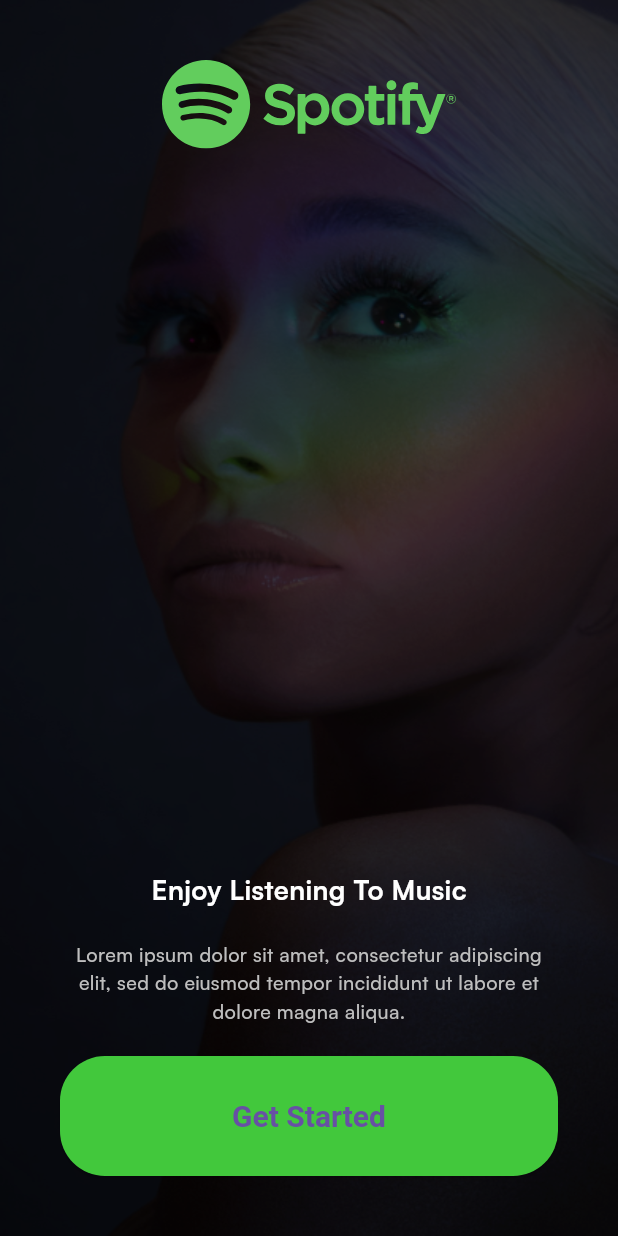
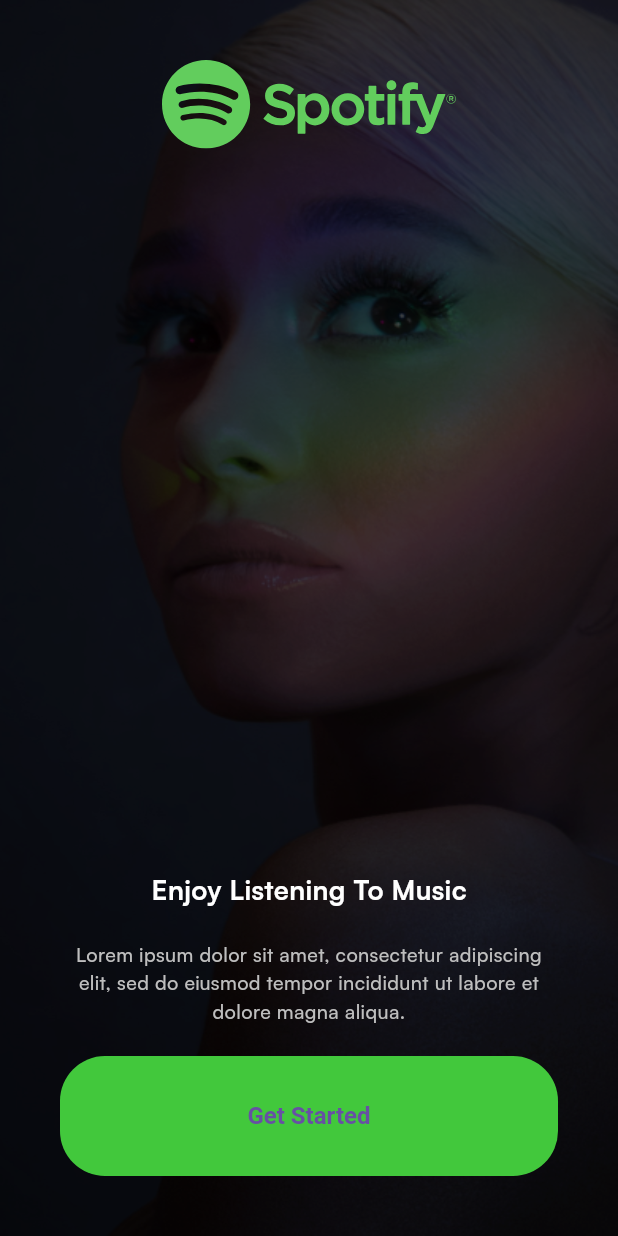
Before and after one commit to madhusudanpangarkar/spotify_clone, a Flutter app: the screen it shows after launch, on a phone screen of 412 x 824 dp. Run offline on Flutter 3.47's test engine with Material 3 defaults, Android fonts, the phone set to English and light mode, and no system bars; our stand-ins replace flutter_bloc, flutter_svg, hydrated_bloc.

Commit message:
feat: files updated

```diff
--- a/lib/core/configs/theme/app_theme.dart
+++ b/lib/core/configs/theme/app_theme.dart
@@ -11,7 +11,8 @@ class AppTheme {
     elevatedButtonTheme: ElevatedButtonThemeData(
       style: ElevatedButton.styleFrom(
         backgroundColor: AppColors.primary,
-        textStyle: const TextStyle(fontSize: 20, fontWeight: FontWeight.bold),
+        elevation: 0,
+        textStyle: const TextStyle(fontSize: 16, fontWeight: FontWeight.bold),
         shape: RoundedRectangleBorder(
           borderRadius: BorderRadius.circular(30),
         )
@@ -28,7 +29,8 @@ class AppTheme {
     elevatedButtonTheme: ElevatedButtonThemeData(
       style: ElevatedButton.styleFrom(
         backgroundColor: AppColors.primary,
-        textStyle: const TextStyle(fontSize: 20, fontWeight: FontWeight.bold),
+        elevation: 0,
+        textStyle: const TextStyle(fontSize: 16, fontWeight: FontWeight.bold),
         shape: RoundedRectangleBorder(
           borderRadius: BorderRadius.circular(30),
         )
--- a/lib/presentation/choose_mode/bloc/theme_cubit.dart
+++ b/lib/presentation/choose_mode/bloc/theme_cubit.dart
@@ -7,18 +7,18 @@ class ThemeCubit extends HydratedCubit<ThemeMode>{
 
   ThemeCubit() : super(ThemeMode.system);
 
-  void updateTheme(ThemeMode themeMode) => emit(themeMode); //this method takes the themeMode and emits as pre the choice light/dark
+  void updateTheme(ThemeMode themeMode) => emit(themeMode); //this method takes the themeMode and emits as per the choice light/dark
 
   @override
   ThemeMode? fromJson(Map<String, dynamic> json) {
     // TODO: implement fromJson
-    throw UnimplementedError();
+    return ThemeMode.values[json['theme'] as int];
   }
 
   @override
   Map<String, dynamic>? toJson(ThemeMode state) {
     // TODO: implement toJson
-    throw UnimplementedError();
+    return {'theme': state.index};
   }
 
 }
```
Also changed, not shown: lib/common/helpers/is_dark_mode.dart (added, +9 -0 lines), lib/common/widgets/appbar/app_bar.dart (added, +32 -0 lines).
